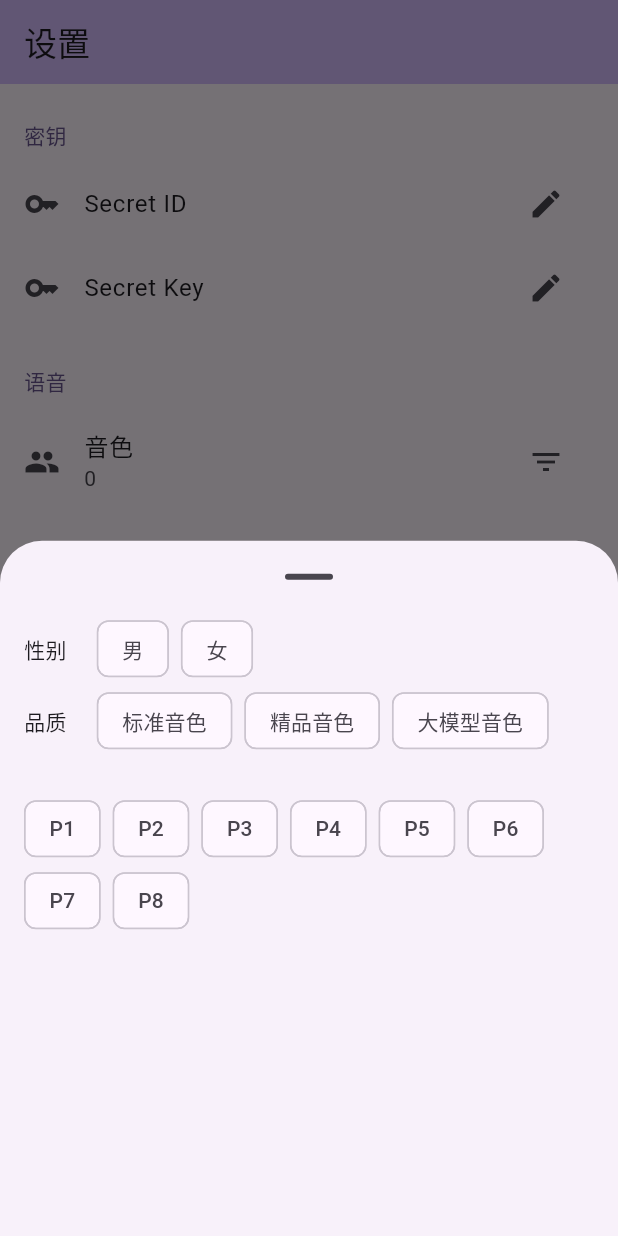
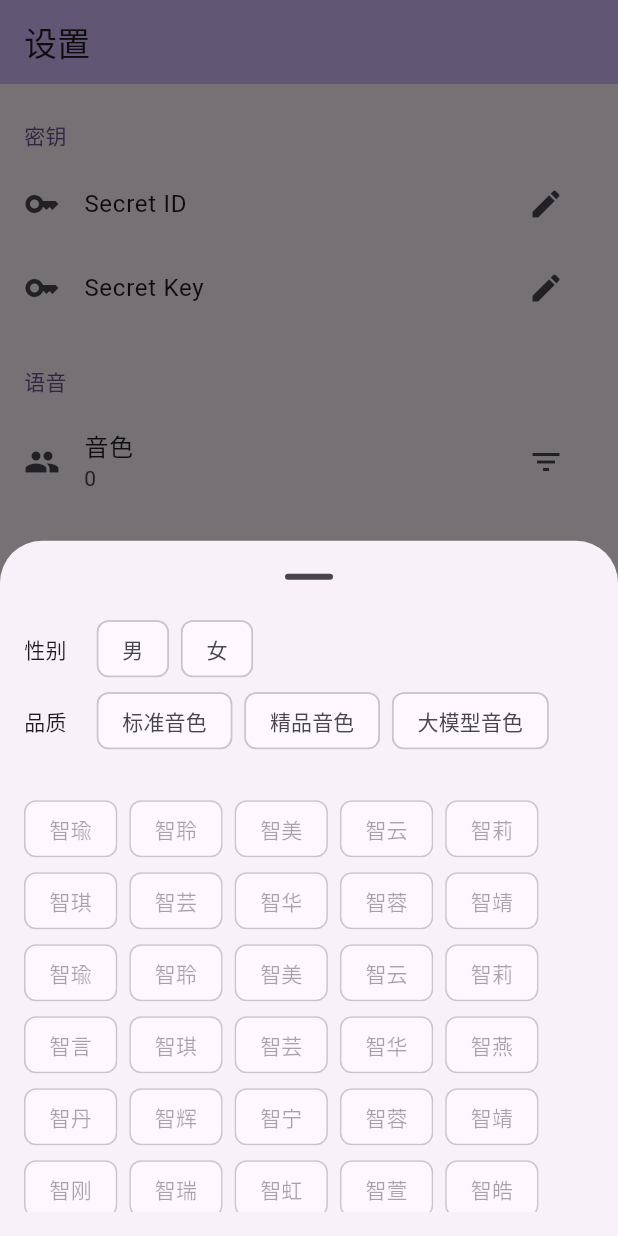
Before and after one commit to lomirus/tencent-cloud-tts-server, a Flutter app: the screen it shows after launch, after a tap on the "filter list" icon, on a phone screen of 412 x 824 dp. Run offline on Flutter 3.47's test engine with Material 3 defaults, Android fonts, the phone set to English and light mode, and no system bars; our stand-ins replace shared_preferences; missing offline and left inert: prompt_dialog.

Commit message:
feat: create voice types

```diff
--- /dev/null
+++ b/lib/data/voice_types.dart
@@ -0,0 +1,218 @@
+import 'package:tencent_cloud_tts_server/utils/voice_type.dart';
+
+const List<VoiceType> voiceTypes = [
+  VoiceType(id: 1001, name: "智瑜", sex: Sex.female, quality: Quality.standard),
+  VoiceType(id: 1002, name: "智聆", sex: Sex.female, quality: Quality.standard),
+  VoiceType(id: 1003, name: "智美", sex: Sex.female, quality: Quality.standard),
+  VoiceType(id: 1004, name: "智云", sex: Sex.male, quality: Quality.standard),
+  VoiceType(id: 1005, name: "智莉", sex: Sex.female, quality: Quality.standard),
+  VoiceType(id: 1008, name: "智琪", sex: Sex.female, quality: Quality.standard),
+  VoiceType(id: 1009, name: "智芸", sex: Sex.female, quality: Quality.standard),
+  VoiceType(id: 1010, name: "智华", sex: Sex.male, quality: Quality.standard),
+  VoiceType(id: 1017, name: "智蓉", sex: Sex.female, quality: Quality.standard),
+  VoiceType(id: 1018, name: "智靖", sex: Sex.male, quality: Quality.standard),
+  VoiceType(id: 101001, name: "智瑜", sex: Sex.female, quality: Quality.premium),
+  VoiceType(id: 101002, name: "智聆", sex: Sex.female, quality: Quality.premium),
+  VoiceType(id: 101003, name: "智美", sex: Sex.female, quality: Quality.premium),
+  VoiceType(id: 101004, name: "智云", sex: Sex.male, quality: Quality.premium),
+  VoiceType(id: 101005, name: "智莉", sex: Sex.female, quality: Quality.premium),
+  VoiceType(id: 101006, name: "智言", sex: Sex.female, quality: Quality.premium),
+  VoiceType(id: 101008, name: "智琪", sex: Sex.female, quality: Quality.premium),
+  VoiceType(id: 101009, name: "智芸", sex: Sex.female, quality: Quality.premium),
+  VoiceType(id: 101010, name: "智华", sex: Sex.male, quality: Quality.premium),
+  VoiceType(id: 101011, name: "智燕", sex: Sex.female, quality: Quality.premium),
+  VoiceType(id: 101012, name: "智丹", sex: Sex.female, quality: Quality.premium),
+  VoiceType(id: 101013, name: "智辉", sex: Sex.male, quality: Quality.premium),
+  VoiceType(id: 101014, name: "智宁", sex: Sex.male, quality: Quality.premium),
+  VoiceType(id: 101017, name: "智蓉", sex: Sex.female, quality: Quality.premium),
+  VoiceType(id: 101018, name: "智靖", sex: Sex.male, quality: Quality.premium),
+  VoiceType(id: 101020, name: "智刚", sex: Sex.male, quality: Quality.premium),
+  VoiceType(id: 101021, name: "智瑞", sex: Sex.male, quality: Quality.premium),
+  VoiceType(id: 101022, name: "智虹", sex: Sex.female, quality: Quality.premium),
+  VoiceType(id: 101023, name: "智萱", sex: Sex.female, quality: Quality.premium),
+  VoiceType(id: 101024, name: "智皓", sex: Sex.male, quality: Quality.premium),
+  VoiceType(id: 101025, name: "智薇", sex: Sex.female, quality: Quality.premium),
+  VoiceType(id: 101026, name: "智希", sex: Sex.female, quality: Quality.premium),
+  VoiceType(id: 101027, name: "智梅", sex: Sex.female, quality: Quality.premium),
+  VoiceType(id: 101028, name: "智洁", sex: Sex.female, quality: Quality.premium),
+  VoiceType(id: 101029, name: "智凯", sex: Sex.male, quality: Quality.premium),
+  VoiceType(id: 101030, name: "智柯", sex: Sex.male, quality: Quality.premium),
+  VoiceType(id: 101031, name: "智奎", sex: Sex.male, quality: Quality.premium),
+  VoiceType(id: 101032, name: "智芳", sex: Sex.female, quality: Quality.premium),
+  VoiceType(id: 101033, name: "智蓓", sex: Sex.female, quality: Quality.premium),
+  VoiceType(id: 101034, name: "智莲", sex: Sex.female, quality: Quality.premium),
+  VoiceType(id: 101035, name: "智依", sex: Sex.female, quality: Quality.premium),
+  VoiceType(id: 101052, name: "智味", sex: Sex.male, quality: Quality.premium),
+  VoiceType(id: 101053, name: "智方", sex: Sex.male, quality: Quality.premium),
+  VoiceType(id: 101054, name: "智友", sex: Sex.male, quality: Quality.premium),
+  VoiceType(id: 101055, name: "智付", sex: Sex.female, quality: Quality.premium),
+  VoiceType(id: 101080, name: "智英", sex: Sex.female, quality: Quality.premium),
+  VoiceType(id: 101081, name: "智佳", sex: Sex.female, quality: Quality.premium),
+  VoiceType(id: 301000, name: "爱小广", sex: Sex.male, quality: Quality.premium),
+  VoiceType(id: 301001, name: "爱小栋", sex: Sex.male, quality: Quality.premium),
+  VoiceType(id: 301002, name: "爱小海", sex: Sex.male, quality: Quality.premium),
+  VoiceType(id: 301003, name: "爱小霞", sex: Sex.female, quality: Quality.premium),
+  VoiceType(id: 301004, name: "爱小玲", sex: Sex.female, quality: Quality.premium),
+  VoiceType(id: 301005, name: "爱小章", sex: Sex.male, quality: Quality.premium),
+  VoiceType(id: 301006, name: "爱小峰", sex: Sex.male, quality: Quality.premium),
+  VoiceType(id: 301007, name: "爱小亮", sex: Sex.male, quality: Quality.premium),
+  VoiceType(id: 301008, name: "爱小博", sex: Sex.male, quality: Quality.premium),
+  VoiceType(id: 301009, name: "爱小芸", sex: Sex.female, quality: Quality.premium),
+  VoiceType(id: 301010, name: "爱小秋", sex: Sex.female, quality: Quality.premium),
+  VoiceType(id: 301011, name: "爱小芳", sex: Sex.female, quality: Quality.premium),
+  VoiceType(id: 301012, name: "爱小琴", sex: Sex.female, quality: Quality.premium),
+  VoiceType(id: 301013, name: "爱小康", sex: Sex.male, quality: Quality.premium),
+  VoiceType(id: 301014, name: "爱小辉", sex: Sex.male, quality: Quality.premium),
+  VoiceType(id: 301015, name: "爱小璐", sex: Sex.female, quality: Quality.premium),
+  VoiceType(id: 301016, name: "爱小阳", sex: Sex.male, quality: Quality.premium),
+  VoiceType(id: 301017, name: "爱小泉", sex: Sex.male, quality: Quality.premium),
+  VoiceType(id: 301018, name: "爱小昆", sex: Sex.male, quality: Quality.premium),
+  VoiceType(id: 301019, name: "爱小诚", sex: Sex.male, quality: Quality.premium),
+  VoiceType(id: 301020, name: "爱小岚", sex: Sex.female, quality: Quality.premium),
+  VoiceType(id: 301021, name: "爱小茹", sex: Sex.female, quality: Quality.premium),
+  VoiceType(id: 301022, name: "爱小蓉", sex: Sex.female, quality: Quality.premium),
+  VoiceType(id: 301023, name: "爱小燕", sex: Sex.female, quality: Quality.premium),
+  VoiceType(id: 301024, name: "爱小莲", sex: Sex.female, quality: Quality.premium),
+  VoiceType(id: 301025, name: "爱小武", sex: Sex.male, quality: Quality.premium),
+  VoiceType(id: 301026, name: "爱小雪", sex: Sex.female, quality: Quality.premium),
+  VoiceType(id: 301027, name: "爱小媛", sex: Sex.female, quality: Quality.premium),
+  VoiceType(id: 301028, name: "爱小娴", sex: Sex.female, quality: Quality.premium),
+  VoiceType(id: 301029, name: "爱小涛", sex: Sex.male, quality: Quality.premium),
+  VoiceType(id: 301030, name: "爱小溪", sex: Sex.female, quality: Quality.premium),
+  VoiceType(id: 301031, name: "爱小树", sex: Sex.male, quality: Quality.premium),
+  VoiceType(id: 301032, name: "爱小荷", sex: Sex.female, quality: Quality.premium),
+  VoiceType(id: 301033, name: "爱小叶", sex: Sex.female, quality: Quality.premium),
+  VoiceType(id: 301034, name: "爱小杭", sex: Sex.male, quality: Quality.premium),
+  VoiceType(id: 301035, name: "爱小梅", sex: Sex.female, quality: Quality.premium),
+  VoiceType(id: 301036, name: "爱小柯", sex: Sex.male, quality: Quality.premium),
+  VoiceType(id: 301037, name: "爱小静", sex: Sex.female, quality: Quality.premium),
+  VoiceType(id: 301038, name: "爱小桃", sex: Sex.female, quality: Quality.premium),
+  VoiceType(id: 301039, name: "爱小萌", sex: Sex.female, quality: Quality.premium),
+  VoiceType(id: 301040, name: "爱小星", sex: Sex.male, quality: Quality.premium),
+  VoiceType(id: 301041, name: "爱小菲", sex: Sex.female, quality: Quality.premium),
+  VoiceType(id: 501000, name: "智斌", sex: Sex.male, quality: Quality.largeModel),
+  VoiceType(
+    id: 501001,
+    name: "智兰",
+    sex: Sex.female,
+    quality: Quality.largeModel,
+  ),
+  VoiceType(
+    id: 501002,
+    name: "智菊",
+    sex: Sex.female,
+    quality: Quality.largeModel,
+  ),
+  VoiceType(id: 501003, name: "智宇", sex: Sex.male, quality: Quality.largeModel),
+  VoiceType(
+    id: 501004,
+    name: "月华",
+    sex: Sex.female,
+    quality: Quality.largeModel,
+  ),
+  VoiceType(id: 501005, name: "飞镜", sex: Sex.male, quality: Quality.largeModel),
+  VoiceType(id: 501006, name: "千嶂", sex: Sex.male, quality: Quality.largeModel),
+  VoiceType(id: 501007, name: "浅草", sex: Sex.male, quality: Quality.largeModel),
+  VoiceType(
+    id: 601000,
+    name: "爱小溪",
+    sex: Sex.female,
+    quality: Quality.largeModel,
+  ),
+  VoiceType(
+    id: 601001,
+    name: "爱小洛",
+    sex: Sex.female,
+    quality: Quality.largeModel,
+  ),
+  VoiceType(
+    id: 601002,
+    name: "爱小辰",
+    sex: Sex.male,
+    quality: Quality.largeModel,
+  ),
+  VoiceType(
+    id: 601003,
+    name: "爱小荷",
+    sex: Sex.female,
+    quality: Quality.largeModel,
+  ),
+  VoiceType(
+    id: 601004,
+    name: "爱小树",
+    sex: Sex.male,
+    quality: Quality.largeModel,
+  ),
+  VoiceType(
+    id: 601005,
+    name: "爱小静",
+    sex: Sex.female,
+    quality: Quality.largeModel,
+  ),
+  VoiceType(
+    id: 601006,
+    name: "爱小耀",
+    sex: Sex.male,
+    quality: Quality.largeModel,
+  ),
+  VoiceType(
+    id: 601007,
+    name: "爱小叶",
+    sex: Sex.female,
+    quality: Quality.largeModel,
+  ),
+  VoiceType(
+    id: 601008,
+    name: "爱小豪",
+    sex: Sex.male,
+    quality: Quality.largeModel,
+  ),
+  VoiceType(
+    id: 601009,
+    name: "爱小芊",
+    sex: Sex.female,
+    quality: Quality.largeModel,
+  ),
+  VoiceType(
+    id: 601010,
+    name: "爱小娇",
+    sex: Sex.female,
+    quality: Quality.largeModel,
+  ),
+  VoiceType(
+    id: 601011,
+    name: "爱小川",
+    sex: Sex.male,
+    quality: Quality.largeModel,
+  ),
+  VoiceType(
+    id: 601012,
+    name: "爱小璟",
+    sex: Sex.female,
+    quality: Quality.largeModel,
+  ),
+  VoiceType(
+    id: 601013,
+    name: "爱小伊",
+    sex: Sex.female,
+    quality: Quality.largeModel,
+  ),
+  VoiceType(
+    id: 601014,
+    name: "爱小简",
+    sex: Sex.male,
+    quality: Quality.largeModel,
+  ),
+  VoiceType(
+    id: 10510000,
+    name: "智逍遥",
+    sex: Sex.male,
+    quality: Quality.standard,
+  ),
+  VoiceType(
+    id: 100510000,
+    name: "智逍遥",
+    sex: Sex.male,
+    quality: Quality.premium,
+  ),
+];
--- a/lib/main.dart
+++ b/lib/main.dart
@@ -1,5 +1,6 @@
 import 'package:flutter/material.dart';
 import 'package:provider/provider.dart';
+import 'package:tencent_cloud_tts_server/data/voice_types.dart';
 import 'package:tencent_cloud_tts_server/utils/store.dart';
 import 'package:prompt_dialog/prompt_dialog.dart';
 
@@ -159,18 +160,20 @@ class _MyHomePageState extends State<MyHomePage> {
                               ],
                             ),
                             const SizedBox(height: 24),
-                            Wrap(
-                              spacing: 8.0,
-                              children: const [
-                                Chip(label: Text('P1')),
-                                Chip(label: Text('P2')),
-                                Chip(label: Text('P3')),
-                                Chip(label: Text('P4')),
-                                Chip(label: Text('P5')),
-                                Chip(label: Text('P6')),
-                                Chip(label: Text('P7')),
-                                Chip(label: Text('P8')),
-                              ],
+                            Expanded(
+                              child: SingleChildScrollView(
+                                child: Wrap(
+                                  spacing: 8.0,
+                                  children: voiceTypes
+                                      .map(
+                                        (voiceType) => ChoiceChip(
+                                          label: Text(voiceType.name),
+                                          selected: false,
+                                        ),
+                                      )
+                                      .toList(),
+                                ),
+                              ),
                             ),
                           ],
                         ),
--- /dev/null
+++ b/lib/utils/voice_type.dart
@@ -0,0 +1,17 @@
+enum Sex { male, female }
+
+enum Quality { standard, premium, largeModel }
+
+class VoiceType {
+  final int id;
+  final String name;
+  final Sex sex;
+  final Quality quality;
+
+  const VoiceType({
+    required this.id,
+    required this.name,
+    required this.sex,
+    required this.quality,
+  });
+}
```
